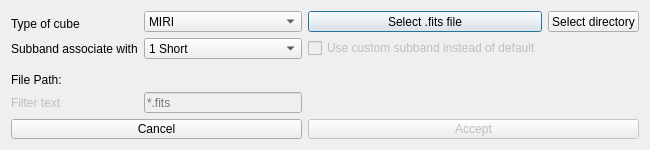
AlejandroGorgues/AstroCabTools, file astrocabtools/mrs_subviz/src/ui/cubeLoader.ui: the form before one commit.
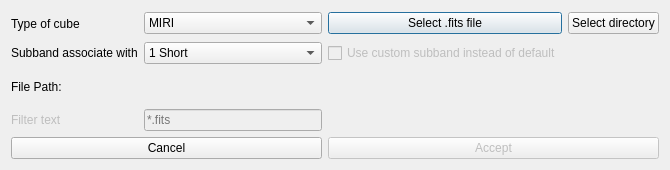
The form after the commit.

Commit message: Fixed cubes from 1.3.2 pipeline not being able to upload Update jwst library version Added a button to save the espectra as a png Added the functionality to load subViz from allTools Added new content to README

```diff
--- a/astrocabtools/mrs_subviz/src/ui/cubeLoader.ui
+++ b/astrocabtools/mrs_subviz/src/ui/cubeLoader.ui
@@ -6,20 +6,14 @@
    <rect>
     <x>0</x>
     <y>0</y>
-    <width>650</width>
-    <height>150</height>
+    <width>670</width>
+    <height>170</height>
    </rect>
   </property>
   <property name="minimumSize">
    <size>
-    <width>650</width>
-    <height>150</height>
-   </size>
-  </property>
-  <property name="maximumSize">
-   <size>
-    <width>650</width>
-    <height>169</height>
+    <width>670</width>
+    <height>170</height>
    </size>
   </property>
   <property name="windowTitle">
```
The commit also changes 15 other files.
